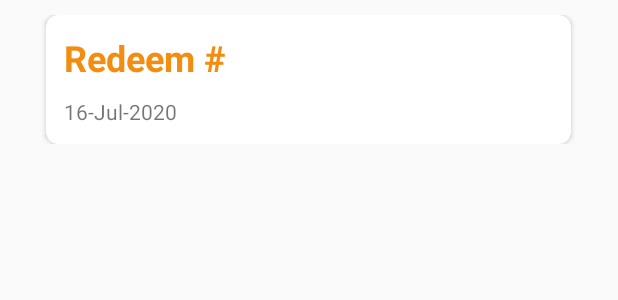
After one commit to jamz903/snatch, an Android app: the layout rewards_option.xml on its own in the app's theme, with its tools: preview values and no code run, on a phone screen of 412 x 824 dp. The commit adds this screen. Shown: the top 300 px of the screen. Run offline under Robolectric (Android 15) with nearby library versions, the phone set to English and light mode, and no system bars.

Commit message:
Rewards for points unfinished

```diff
--- a/app/src/main/AndroidManifest.xml
+++ b/app/src/main/AndroidManifest.xml
@@ -38,6 +38,7 @@
         <activity
             android:name=".FoodClubActivity"
             android:label="@string/Stalls" />
+        <activity android:name=".RewardsActivity" android:label = "rewards"></activity>
         <activity android:name=".HomescreenActivity" />
         <activity
             android:name=".SignUpActivity"
--- /dev/null
+++ b/app/src/main/res/layout/rewards_option.xml
@@ -0,0 +1,52 @@
+<?xml version="1.0" encoding="utf-8"?>
+<LinearLayout xmlns:android="http://schemas.android.com/apk/res/android"
+    xmlns:app="http://schemas.android.com/apk/res-auto"
+    android:layout_width="match_parent"
+    android:layout_height="wrap_content"
+    android:orientation="vertical"
+    android:padding="10dp">
+
+    <androidx.cardview.widget.CardView
+        android:layout_width="350dp"
+        android:layout_gravity="center"
+        android:layout_height="wrap_content"
+        app:cardCornerRadius="8dp">
+        <LinearLayout
+            android:layout_width="match_parent"
+            android:layout_height="wrap_content"
+            android:orientation="vertical"
+            android:padding="12dp">
+
+            <LinearLayout
+                android:layout_width="match_parent"
+                android:layout_height="wrap_content"
+                android:orientation="vertical">
+
+                <TextView
+                    android:id="@+id/rewardsTextView"
+                    android:layout_width="wrap_content"
+                    android:layout_height="wrap_content"
+                    android:text="Redeem #"
+                    android:textColor="#f28d11"
+                    android:textSize="24dp"
+                    android:textStyle="bold" />
+            </LinearLayout>
+
+            <LinearLayout
+                android:layout_width="wrap_content"
+                android:layout_height="wrap_content"
+                android:orientation="vertical">
+
+                <TextView
+                    android:id="@+id/priceTextView"
+                    android:layout_width="wrap_content"
+                    android:layout_height="wrap_content"
+                    android:paddingTop="10dp"
+                    android:text="16-Jul-2020" />
+
+            </LinearLayout>
+        </LinearLayout>
+    </androidx.cardview.widget.CardView>
+
+
+</LinearLayout>
```
Also changed, not shown: app/src/main/java/sg/edu/np/mad/snatch/ProfileActivity.java (+11 -0 lines), app/src/main/java/sg/edu/np/mad/snatch/Rewards.java (added, +31 -0 lines), app/src/main/java/sg/edu/np/mad/snatch/RewardsActivity.java (added, +110 -0 lines), app/src/main/java/sg/edu/np/mad/snatch/RewardsAdapter.java (added, +48 -0 lines), app/src/main/java/sg/edu/np/mad/snatch/RewardsViewHolder.java (added, +20 -0 lines), app/src/main/res/layout/activity_rewards.xml (added, +17 -0 lines).
